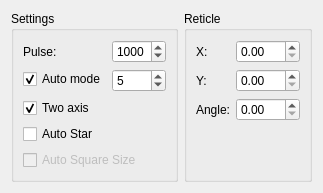
KDE/kstars, file kstars/ekos/guide/opscalibration.ui: the form before one commit.
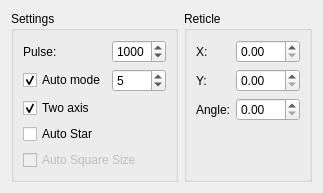
The form after the commit.

Diff of the .ui file:
```diff
--- a/kstars/ekos/guide/opscalibration.ui
+++ b/kstars/ekos/guide/opscalibration.ui
@@ -7,7 +7,7 @@
     <x>0</x>
     <y>0</y>
     <width>298</width>
-    <height>163</height>
+    <height>168</height>
    </rect>
   </property>
   <property name="windowTitle">
@@ -21,7 +21,7 @@
      </property>
      <layout class="QVBoxLayout" name="verticalLayout_2">
       <item>
-       <layout class="QFormLayout" name="formLayout">
+       <layout class="QGridLayout" name="gridLayout">
         <item row="0" column="0">
          <widget class="QLabel" name="l_29">
           <property name="text">
@@ -46,7 +46,7 @@
          </widget>
         </item>
         <item row="1" column="0">
-         <widget class="QCheckBox" name="kcfg_EnableAutoMode">
+         <widget class="QCheckBox" name="kcfg_AutoModeEnabled">
           <property name="text">
            <string>Auto mode</string>
           </property>
@@ -106,6 +106,19 @@
         </property>
        </widget>
       </item>
+      <item>
+       <spacer name="verticalSpacer">
+        <property name="orientation">
+         <enum>Qt::Vertical</enum>
+        </property>
+        <property name="sizeHint" stdset="0">
+         <size>
+          <width>20</width>
+          <height>40</height>
+         </size>
+        </property>
+       </spacer>
+      </item>
      </layout>
     </widget>
    </item>
```
Left out of the diff: 10 changed lines with no effect on the pictures.
